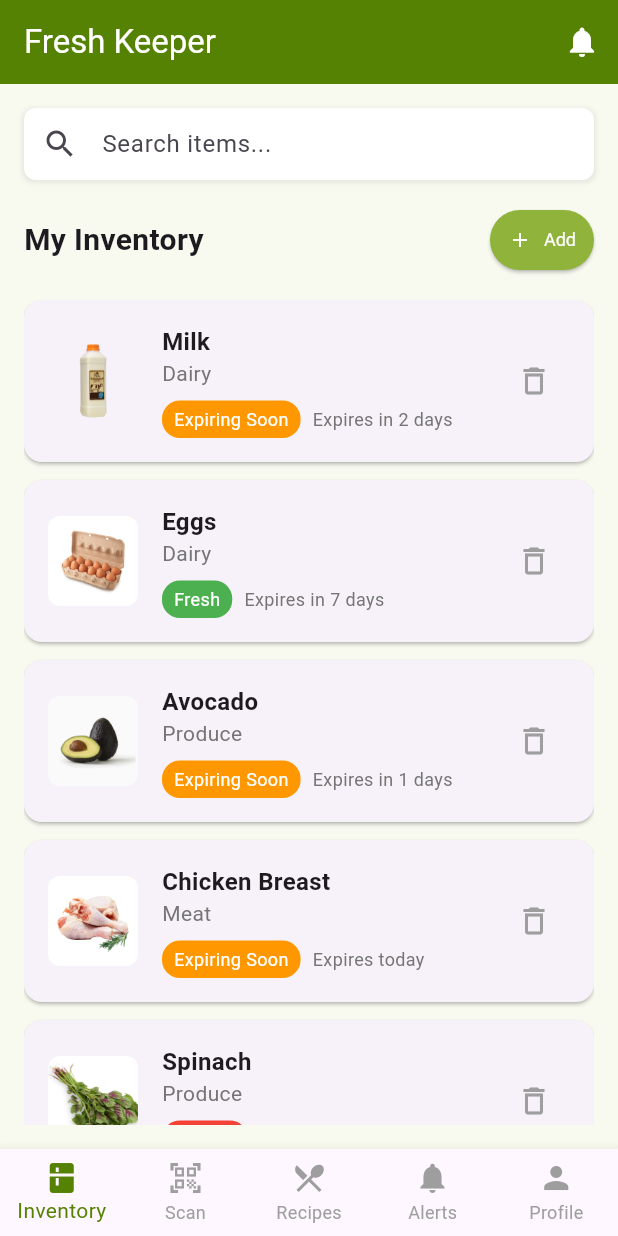
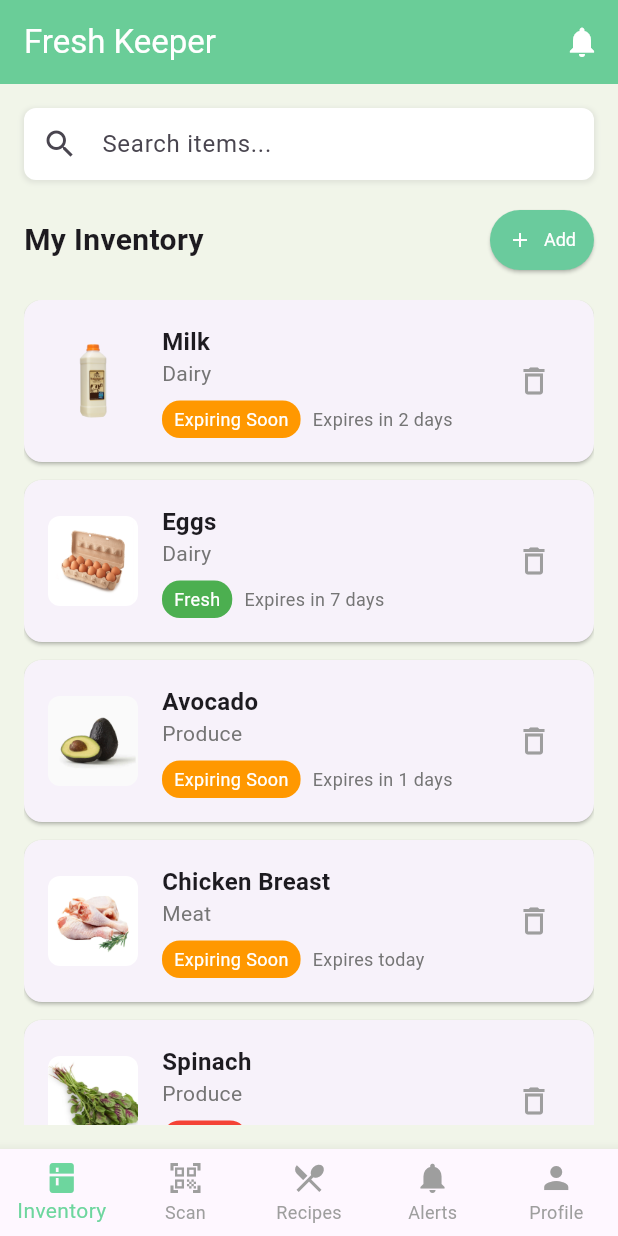
Before and after one commit to ChongSZ7279/KeepFresh, a Flutter app: the screen it shows after launch, on a phone screen of 412 x 824 dp. Run offline on Flutter 3.47's test engine with Material 3 defaults, Android fonts, the phone set to English and light mode, and no system bars.

Commit message:
Tune profile

```diff
--- a/lib/main.dart
+++ b/lib/main.dart
@@ -14,15 +14,15 @@ class MyApp extends StatelessWidget {
       title: 'Fresh Keeper',
       debugShowCheckedModeBanner: false,
       theme: ThemeData(
-        primaryColor: const Color(0xFF568203), // avocado green
-        scaffoldBackgroundColor: const Color(0xFFF8FAF0), // very light green/cream
+        primaryColor: const Color.fromARGB(255, 94, 181, 134), // dark sage green
+        scaffoldBackgroundColor: const Color(0xFFF1F5E9), // soft cream
         fontFamily: 'Roboto',
         appBarTheme: const AppBarTheme(
-          backgroundColor: Color(0xFF568203),
+          backgroundColor: Color.fromARGB(255, 106, 205, 152),
           foregroundColor: Colors.white,
         ),
         floatingActionButtonTheme: const FloatingActionButtonThemeData(
-          backgroundColor: Color(0xFF8FB33B), // lighter green
+          backgroundColor: Color(0xFF62A585), // medium sage green
         ),
       ),
       home: const MainScreen(),
@@ -32,11 +32,11 @@ class MyApp extends StatelessWidget {
 
 // Colors for the app theme
 class AppColors {
-  static const primary = Color(0xFF568203); // avocado green
-  static const secondary = Color(0xFF8FB33B); // lighter green
-  static const background = Color(0xFFF8FAF0); // very light green/cream
-  static const accent = Color(0xFF663D0C); // avocado pit brown
-  static const danger = Color(0xFFE74C3C); // alert red
+  static const primary = Color.fromARGB(255, 109, 214, 158); // dark sage green
+  static const secondary = Color.fromARGB(255, 106, 203, 157); // medium sage green
+  static const background = Color(0xFFF1F5E9); // soft cream
+  static const accent = Color(0xFF95C6A5); // light sage green
+  static const danger = Color(0xFFE74C3C); // alert red (kept for warnings)
   static const text = Color(0xFF2C3E50); // dark text
 }
 
@@ -1015,7 +1015,8 @@ class ProfilePage extends StatelessWidget {
 
   @override
   Widget build(BuildContext context) {
-    return Padding(
+    return SingleChildScrollView(
+      child: Padding(
         padding: const EdgeInsets.all(16.0),
         child: Column(
           children: [
@@ -1096,7 +1097,6 @@ class ProfilePage extends StatelessWidget {
                 ),
               ],
             ),
-          const Spacer(),
             // Logout button
             SizedBox(
               width: double.infinity,
@@ -1124,6 +1124,7 @@ class ProfilePage extends StatelessWidget {
             const SizedBox(height: 8),
           ],
         ),
+      ),
     );
   }
 }
```
Lines whose indentation alone changed are shown as unchanged.
